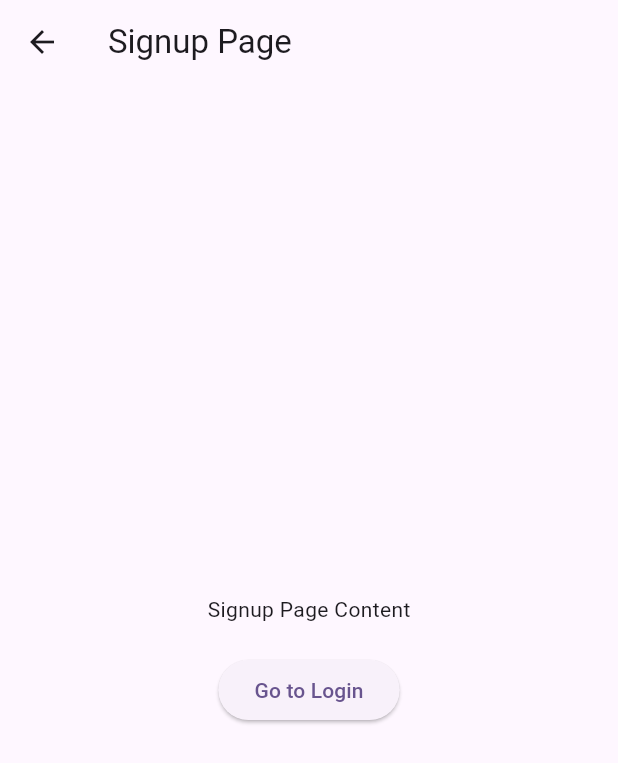
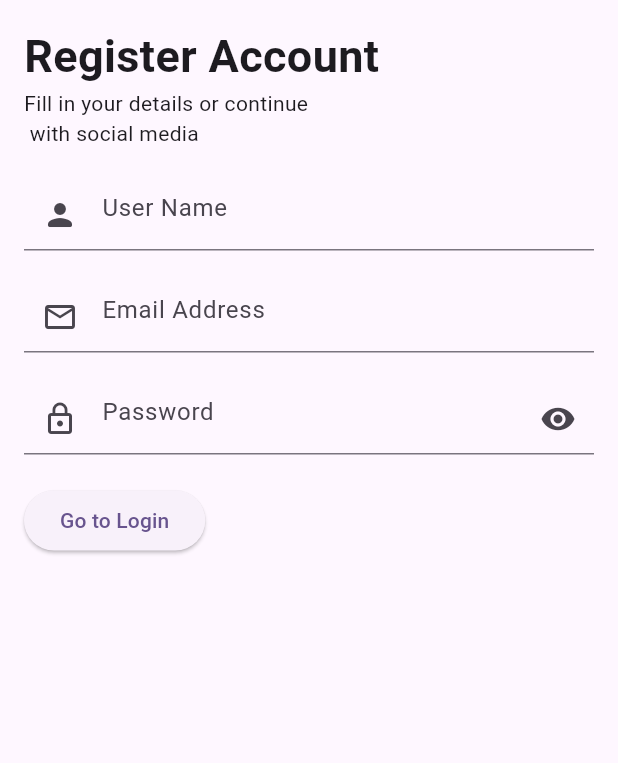
Before and after one commit to Dehbbyk/login_signup_page, a Flutter app: the screen it shows after launch, after a tap on "Go to Signup", on a phone screen of 412 x 824 dp. Shown: the top 763 px of the screen. Run offline on Flutter 3.47's test engine with Material 3 defaults, Android fonts, the phone set to English and light mode, and no system bars.

Commit message:
Added more activities to the signup page

```diff
--- a/lib/login_page.dart
+++ b/lib/login_page.dart
@@ -32,9 +32,20 @@ class LoginPage extends StatelessWidget {
                ],
              ),
                SizedBox(height: 20),
-               Text("Email Address"),
+               TextFormField(
+                 decoration: InputDecoration(
+                   hintText: "Email Address",
+                   prefixIcon: Icon(Icons.email_outlined),
+                 ),
+               ),
              SizedBox(height: 20),
-             Text("Password"),
+             TextFormField(
+               decoration: InputDecoration(
+                 hintText: "Password",
+                 prefixIcon: Icon(Icons.lock_outline),
+                 suffixIcon: Icon(Icons.remove_red_eye)
+               ),
+             ),
              SizedBox(height: 20),
           ElevatedButton(
             onPressed: () {
--- a/lib/signup_page.dart
+++ b/lib/signup_page.dart
@@ -4,12 +4,46 @@ class SignupPage extends StatelessWidget {
   @override
   Widget build(BuildContext context) {
     return Scaffold(
-      appBar: AppBar(title: Text('Signup Page')),
-      body: Center(
+      body: Container(
+        padding: EdgeInsets.all(16),
         child: Column(
-          mainAxisAlignment: MainAxisAlignment.center,
-          children: <Widget>[
-            Text('Signup Page Content'),
+          crossAxisAlignment: CrossAxisAlignment.start,
+          children:[
+            Text(
+              "Register Account",
+              style: TextStyle(
+                  fontWeight: FontWeight.bold,
+                  fontSize: 30
+              ),
+            ),
+            Text(
+              "Fill in your details or continue\n with social media",
+              style: TextStyle(
+                fontSize: 14,
+              ),
+            ),
+            SizedBox(height: 20),
+            TextFormField(
+              decoration: InputDecoration(
+                hintText: "User Name",
+                prefixIcon: Icon(Icons.person_rounded),
+              ),
+            ),
+            SizedBox(height: 20),
+            TextFormField(
+              decoration: InputDecoration(
+                hintText: "Email Address",
+                prefixIcon: Icon(Icons.email_outlined),
+              ),
+            ),
+            SizedBox(height: 20),
+            TextFormField(
+              decoration: InputDecoration(
+                  hintText: "Password",
+                  prefixIcon: Icon(Icons.lock_outline),
+                  suffixIcon: Icon(Icons.remove_red_eye)
+              ),
+            ),
             SizedBox(height: 20),
             ElevatedButton(
               onPressed: () {
```
